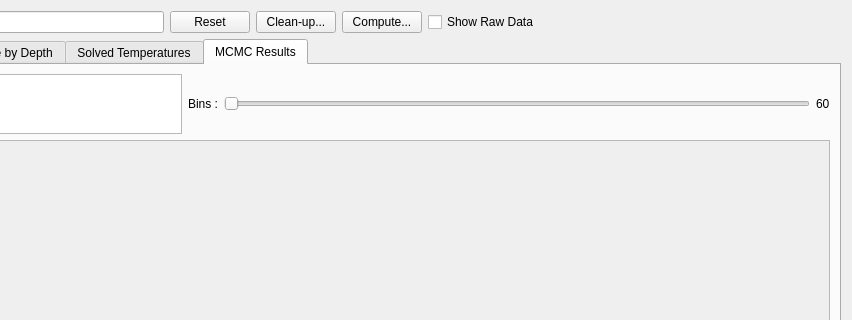
Old version of the form molonaviz/widgetpoint.ui in the repository SandraClodion/projet_molonaviz; both pictures show x 588 to 1440 and y 0 to 320 of the 1440 by 779 pixel window.
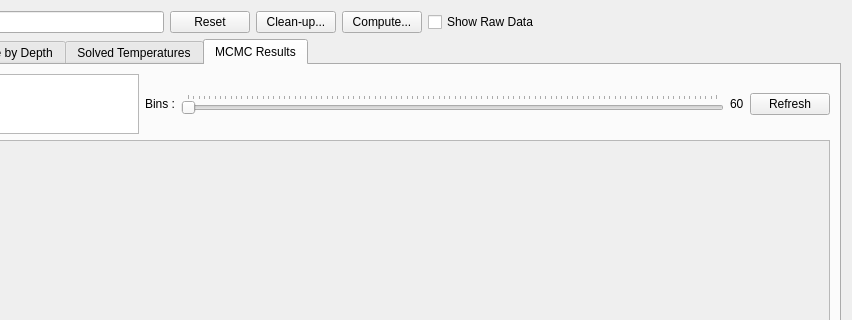
New version of the form. The open tabs and pages were chosen to show the change.

Patch:
```diff
--- a/molonaviz/widgetpoint.ui
+++ b/molonaviz/widgetpoint.ui
@@ -566,6 +566,18 @@
            <property name="orientation">
             <enum>Qt::Horizontal</enum>
            </property>
+           <property name="invertedAppearance">
+            <bool>false</bool>
+           </property>
+           <property name="invertedControls">
+            <bool>false</bool>
+           </property>
+           <property name="tickPosition">
+            <enum>QSlider::TicksAbove</enum>
+           </property>
+           <property name="tickInterval">
+            <number>1</number>
+           </property>
           </widget>
          </item>
          <item>
@@ -575,6 +587,13 @@
            </property>
           </widget>
          </item>
+         <item>
+          <widget class="QPushButton" name="pushButtonRefreshBins">
+           <property name="text">
+            <string>Refresh</string>
+           </property>
+          </widget>
+         </item>
         </layout>
        </item>
        <item>
```
Left out of the diff: 6 changed lines with no effect on the pictures.
